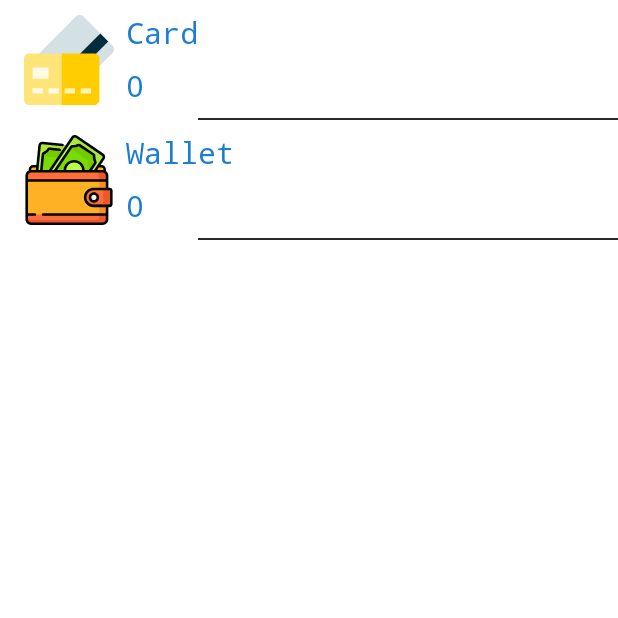
After one commit to mrtsv9/Expenses-Tracker, an Android app: the fragment SelectingAccountFragment placed in its activity, on a phone screen of 412 x 824 dp, the top half of it. The commit adds this screen. Run offline under Robolectric (Android 15) with nearby library versions, the phone set to English and light mode, and no system bars; our stand-ins replace Room's generated code; libraries missing offline, so code that uses them is left out: org.koin.android.

Commit message:
adding inf into fab

```diff
--- a/app/src/main/java/com/example/expensestracker/MainActivity.kt
+++ b/app/src/main/java/com/example/expensestracker/MainActivity.kt
@@ -21,13 +21,13 @@ class MainActivity : AppCompatActivity() {
     private fun showFragment() {
         supportFragmentManager.beginTransaction()
             .add(binding.navHostFragment.id, LoginFragment())
-            .addToBackStack(null)
             .commit()
     }
 
     fun replaceFragment(fragment: Fragment) {
         supportFragmentManager.beginTransaction()
             .replace(binding.navHostFragment.id, fragment)
+            .addToBackStack(null)
             .commit()
     }
 }
--- a/app/src/main/java/com/example/expensestracker/accounts/AccountsFragment.kt
+++ b/app/src/main/java/com/example/expensestracker/accounts/AccountsFragment.kt
@@ -4,7 +4,6 @@ import android.os.Bundle
 import android.view.LayoutInflater
 import android.view.View
 import android.view.ViewGroup
-import android.widget.TextView
 import androidx.fragment.app.Fragment
 import androidx.fragment.app.FragmentTransaction
 import androidx.fragment.app.viewModels
@@ -34,7 +33,7 @@ class AccountsFragment : Fragment() {
         createBaseAccounts()
         val buttonAdd = binding?.ibAddAccount
 
-        val adapter = AccountsAdapter()
+        val adapter = AccountsAdapter() {}
         binding?.rvAccounts?.layoutManager = LinearLayoutManager(binding?.root?.context,
             LinearLayoutManager.VERTICAL, false)
         binding?.rvAccounts?.adapter = adapter
--- a/app/src/main/java/com/example/expensestracker/adapters/AccountsAdapter.kt
+++ b/app/src/main/java/com/example/expensestracker/adapters/AccountsAdapter.kt
@@ -11,26 +11,32 @@ import com.example.expensestracker.R
 import com.example.expensestracker.database.AccountEntity
 
 
-class AccountsAdapter : RecyclerView.Adapter<AccountsAdapter.MyViewHolder>() {
+class AccountsAdapter(
+    private val clickListener: (AccountEntity) -> Unit
+) : RecyclerView.Adapter<AccountsAdapter.MyViewHolder>() {
 
     private var list = emptyList<AccountEntity>()
 
-    class MyViewHolder(itemView: View): RecyclerView.ViewHolder(itemView) {
+    class MyViewHolder(
+        itemView: View,
+        private val clickListener: (AccountEntity) -> Unit): RecyclerView.ViewHolder(itemView) {
         private val ivAccount: ImageView = itemView.findViewById(R.id.ivAccount)
         private val tvAccountName: TextView = itemView.findViewById(R.id.tvAccountName)
         private val tvAccountBalance: TextView = itemView.findViewById(R.id.tvAccountBalance)
 
         fun bind(item: AccountEntity) {
+            itemView.setOnClickListener { clickListener(item) }
             item.image?.let { ivAccount.setImageResource(it) }
             tvAccountName.text = item.name
             tvAccountBalance.text = item.balance.toString()
         }
+
     }
 
     override fun onCreateViewHolder(parent: ViewGroup, viewType: Int): MyViewHolder {
-        return MyViewHolder(LayoutInflater.from(parent.context).inflate(R.layout.single_account, parent, false))
+        return MyViewHolder(LayoutInflater.from(parent.context)
+            .inflate(R.layout.single_account, parent, false), clickListener)
     }
-
 
     override fun getItemCount(): Int {
         return list.size
@@ -41,11 +47,13 @@ class AccountsAdapter : RecyclerView.Adapter<AccountsAdapter.MyViewHolder>() {
     }
 
     fun setData(account: List<AccountEntity>, tvBalance: TextView?) {
-        var amount = Integer.parseInt(tvBalance?.text?.toString())
-        account.forEach {
-            amount += it.balance!!
+        if(tvBalance != null) {
+            var amount = Integer.parseInt(tvBalance?.text?.toString())
+            account.forEach {
+                amount += it.balance!!
+            }
+            tvBalance?.text = amount.toString()
         }
-        tvBalance?.text = amount.toString()
         this.list = account
         notifyDataSetChanged()
     }
--- /dev/null
+++ b/app/src/main/java/com/example/expensestracker/fab_adding/SelectingAccountFragment.kt
@@ -0,0 +1,65 @@
+package com.example.expensestracker.fab_adding
+
+import android.content.Intent
+import android.os.Bundle
+import android.view.LayoutInflater
+import android.view.View
+import android.view.ViewGroup
+import androidx.fragment.app.Fragment
+import androidx.fragment.app.FragmentTransaction
+import androidx.fragment.app.viewModels
+import androidx.recyclerview.widget.LinearLayoutManager
+import com.example.expensestracker.adapters.AccountsAdapter
+import androidx.lifecycle.Observer
+import com.example.expensestracker.R
+import com.example.expensestracker.accounts.AccountsFactory
+import com.example.expensestracker.database.AccountEntity
+import com.example.expensestracker.databinding.FragmentAccountSelectingBinding
+import com.example.expensestracker.viewModels.AccountsViewModel
+
+
+class SelectingAccountFragment : Fragment() {
+
+    private var binding: FragmentAccountSelectingBinding? = null
+    private val viewModel: AccountsViewModel by viewModels()
+
+    override fun onCreateView(
+        inflater: LayoutInflater,
+        container: ViewGroup?,
+        savedInstanceState: Bundle?
+    ): View? {
+        binding = FragmentAccountSelectingBinding.inflate(inflater, container, false)
+        return binding?.root
+    }
+
+    override fun onViewCreated(view: View, savedInstanceState: Bundle?) {
+        super.onViewCreated(view, savedInstanceState)
+
+        val adapter = AccountsAdapter() { clickListener(it) }
+
+        binding?.rvSelectingAccounts?.layoutManager = LinearLayoutManager(binding?.root?.context,
+            LinearLayoutManager.VERTICAL, false)
+        binding?.rvSelectingAccounts?.adapter = adapter
+        viewModel.readAllData.observe(viewLifecycleOwner, Observer {
+            adapter.setData(it, null)
+        })
+        viewModel.addAccount(AccountsFactory.createCard())
+
+
+
+    }
+
+    private fun clickListener(accountEntity: AccountEntity) {
+        val fragment = FabAddingFragment(accountEntity)
+            val transaction: FragmentTransaction = requireFragmentManager().beginTransaction()
+            transaction.replace(R.id.container, fragment)
+            transaction.commit()
+    }
+
+    companion object {
+        var name = ""
+        var image = 0
+        var balance = 0
+    }
+
+}
--- a/app/src/main/java/com/example/expensestracker/main/MainFragment.kt
+++ b/app/src/main/java/com/example/expensestracker/main/MainFragment.kt
@@ -69,7 +69,7 @@ class MainFragment() : Fragment(), BottomNavigationView.OnNavigationItemSelected
 
     private fun onFabClicked() {
         childFragmentManager.beginTransaction()
-            .replace(binding?.container?.id!!, FabAddingFragment())
+            .replace(binding?.container?.id!!, FabAddingFragment(null))
             .commit()
         binding?.tvTitle?.text = resources.getString(R.string.new_transaction)
     }
--- a/app/src/main/java/com/example/expensestracker/viewModels/AccountsViewModel.kt
+++ b/app/src/main/java/com/example/expensestracker/viewModels/AccountsViewModel.kt
@@ -16,7 +16,7 @@ import kotlinx.coroutines.launch
 class AccountsViewModel(application: Application): AndroidViewModel(application) {
 
     val readAllData: LiveData<List<AccountEntity>>
-    val getSummaryBalance: LiveData<List<Int>>
+    private val getSummaryBalance: LiveData<List<Int>>
     private val repository: AccountsRepository
 
     init {
--- /dev/null
+++ b/app/src/main/res/layout/fragment_account_selecting.xml
@@ -0,0 +1,18 @@
+<?xml version="1.0" encoding="utf-8"?>
+<androidx.constraintlayout.widget.ConstraintLayout
+    xmlns:android="http://schemas.android.com/apk/res/android"
+    xmlns:app="http://schemas.android.com/apk/res-auto"
+    xmlns:tools="http://schemas.android.com/tools"
+    android:layout_width="match_parent"
+    android:layout_height="match_parent">
+
+    <androidx.recyclerview.widget.RecyclerView
+        android:id="@+id/rvSelectingAccounts"
+        tools:listitem="@layout/single_account"
+        android:layout_width="match_parent"
+        android:layout_height="wrap_content"
+        app:layout_constraintEnd_toEndOf="parent"
+        app:layout_constraintStart_toStartOf="parent"
+        app:layout_constraintTop_toTopOf="parent" />
+
+</androidx.constraintlayout.widget.ConstraintLayout>
--- a/app/src/main/res/values/strings.xml
+++ b/app/src/main/res/values/strings.xml
@@ -23,5 +23,7 @@
     <string name="enter_your_name">Enter your name</string>
     <string name="enter_account_name">Enter account name</string>
     <string name="enter_account_balance">Enter account balance</string>
-    <string name="account_error">Fill correctly all the fieds</string>
+    <string name="account_error">Fill correctly all the fields</string>
+    <string name="select_account_to_pay">Select an account to pay</string>
+    <string name="enter_amount_of_money">Enter amount of money</string>
 </resources>
```
Also changed, not shown: app/src/main/java/com/example/expensestracker/fab_adding/FabAddingFragment.kt (+40 -4 lines), app/src/main/res/layout/dropdown_item.xml (added, +51 -0 lines), app/src/main/res/layout/fragment_adding.xml (+110 -9 lines).
